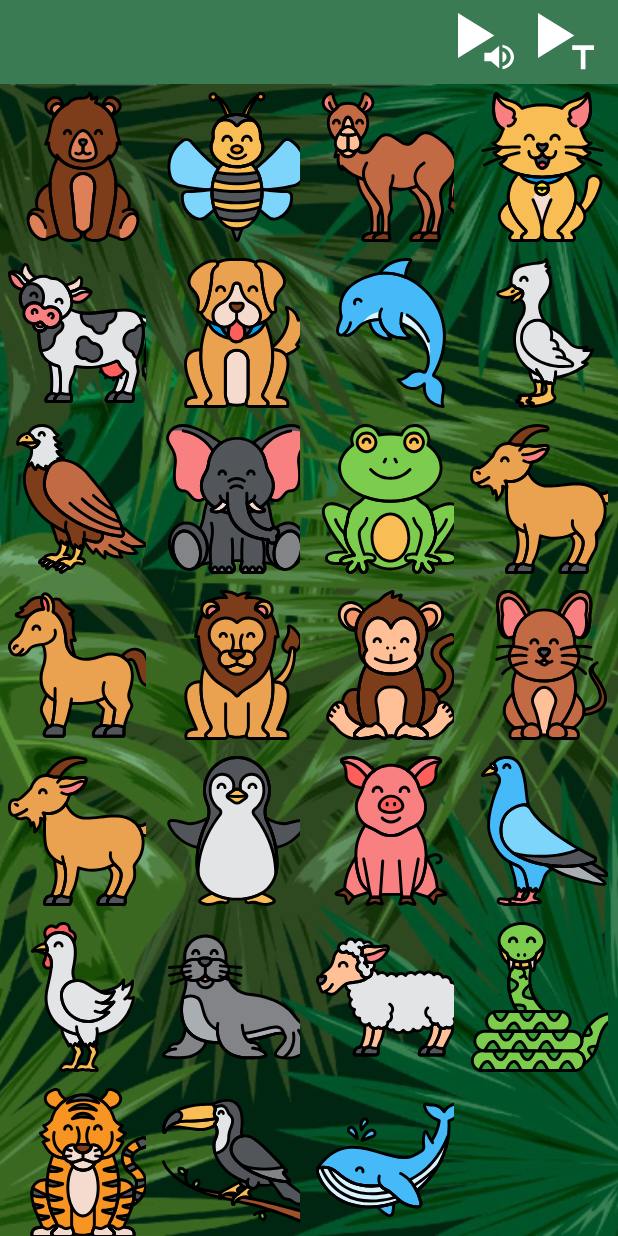
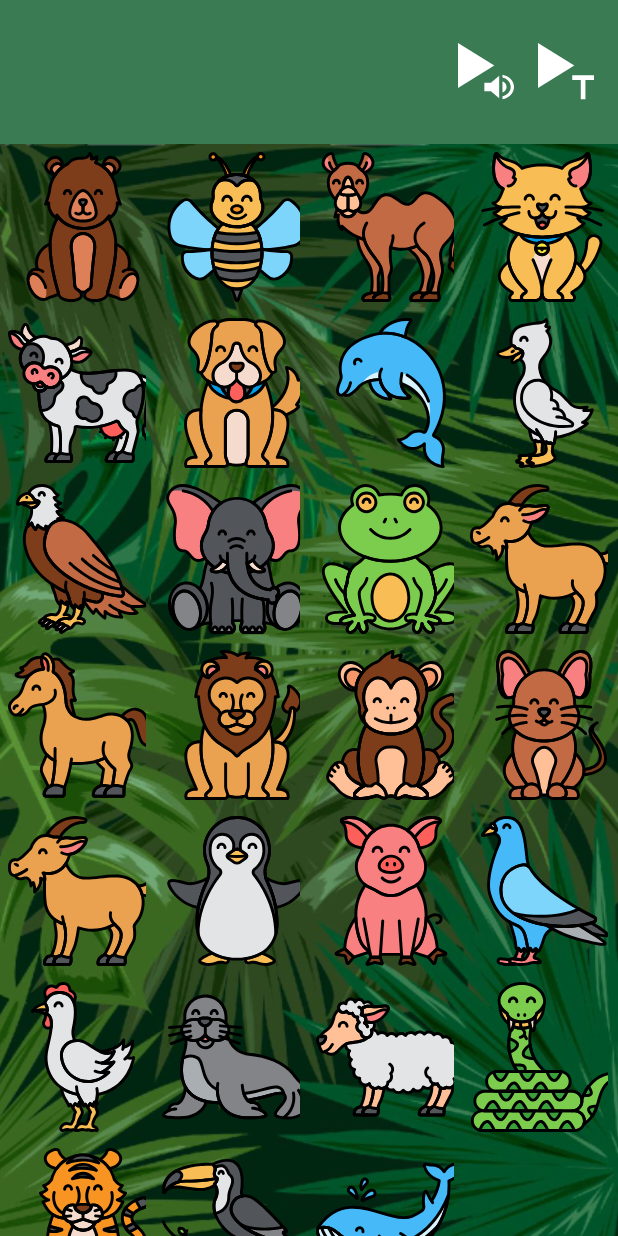
Before and after one commit to gs0ciety/tierruf-android, an Android app: the screen it shows after launch (PanelButtonActivity), on a phone screen of 412 x 824 dp. Run offline under Robolectric (Android 15) with nearby library versions, the phone set to English and light mode, and no system bars.

Commit message:
Nothing special

```diff
--- a/app/src/main/java/com/gs0ciety/activity/BaseActivity.java
+++ b/app/src/main/java/com/gs0ciety/activity/BaseActivity.java
@@ -22,5 +22,4 @@ public class BaseActivity extends AppCompatActivity {
         super.setContentView(fullView);
         setSupportActionBar((Toolbar) findViewById(R.id.toolbar_base_activity));
     }
-
 }
--- a/app/src/main/java/com/gs0ciety/fragment/CustomDialogFragment.java
+++ b/app/src/main/java/com/gs0ciety/fragment/CustomDialogFragment.java
@@ -6,6 +6,7 @@ import android.view.LayoutInflater;
 import android.view.View;
 import android.view.ViewGroup;
 import android.view.Window;
+import android.widget.LinearLayout;
 
 import androidx.fragment.app.DialogFragment;
 import androidx.recyclerview.widget.LinearLayoutManager;
@@ -39,10 +40,10 @@ public class CustomDialogFragment extends DialogFragment {
                              final Bundle savedInstanceState) {
         // Inflate the layout to use as dialog or embedded fragment
         final View view = inflater.inflate(R.layout.fragment_play_sound, container, false);
-        final Bundle bundle = new Bundle();
+        final Bundle bundle = this.getArguments();
         animalItemList = (List<AnimalItem>) bundle.getSerializable(KEY_ANIMAL_LIST);
         RecyclerView animalRecycler = view.findViewById(R.id.recycler_animal);
-        LinearLayoutManager layoutManager = new LinearLayoutManager(getContext());
+        LinearLayoutManager layoutManager = new LinearLayoutManager(getContext(), RecyclerView.HORIZONTAL, false);
         animalRecycler.setLayoutManager(layoutManager);
         final GameImageAdapter gameImageAdapter = new GameImageAdapter(getContext(), animalItemList);
         animalRecycler.setAdapter(gameImageAdapter);
--- a/app/src/main/res/layout/activity_base.xml
+++ b/app/src/main/res/layout/activity_base.xml
@@ -12,7 +12,7 @@
         <androidx.appcompat.widget.Toolbar
             android:id="@+id/toolbar_base_activity"
             android:layout_width="match_parent"
-            android:layout_height="?actionBarSize"
+            android:layout_height="96dp"
             android:background="@color/colorPrimary">
 
             <LinearLayout
@@ -23,6 +23,7 @@
                 >
 
                 <ImageView
+                    android:id="@+id/btn_play_sound"
                     android:layout_width="wrap_content"
                     android:layout_height="wrap_content"
                     android:layout_marginEnd="16dp"
@@ -30,6 +31,7 @@
                     app:srcCompat="@drawable/btn_play_sound"/>
 
                 <ImageView
+                    android:id="@+id/btn_play_text"
                     android:layout_width="wrap_content"
                     android:layout_height="wrap_content"
                     android:layout_marginEnd="16dp"
--- a/app/src/main/res/layout/item_animal.xml
+++ b/app/src/main/res/layout/item_animal.xml
@@ -1,8 +1,8 @@
 <?xml version="1.0" encoding="utf-8"?>
-<LinearLayout
-    xmlns:android="http://schemas.android.com/apk/res/android"
+<LinearLayout xmlns:android="http://schemas.android.com/apk/res/android"
     android:layout_width="wrap_content"
     android:layout_height="wrap_content"
+    xmlns:tools="http://schemas.android.com/tools"
     android:padding="5dp">
 
     <ImageView
@@ -15,6 +15,7 @@
         android:layout_width="wrap_content"
         android:layout_height="wrap_content"
         android:text="@+id/label"
+        tools:text="Dog"
         android:layout_marginTop="5px"
         android:textSize="15px"/>
 
```
Also changed, not shown: app/src/main/java/com/gs0ciety/activity/PanelButtonActivity.java (+9 -1 lines), app/src/main/java/com/gs0ciety/adapter/GameImageAdapter.java (line endings or trailing spaces).
